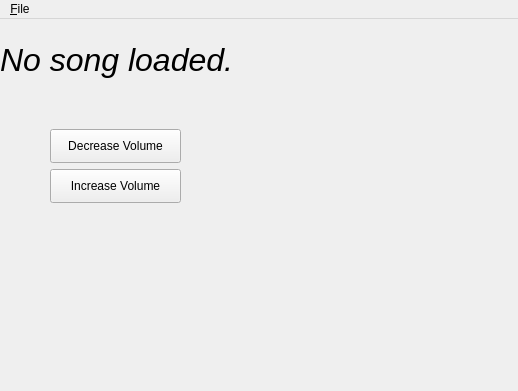
Above: src/ui/main_window.ui from mharrys/untzy before the change. Below: the same form after it.
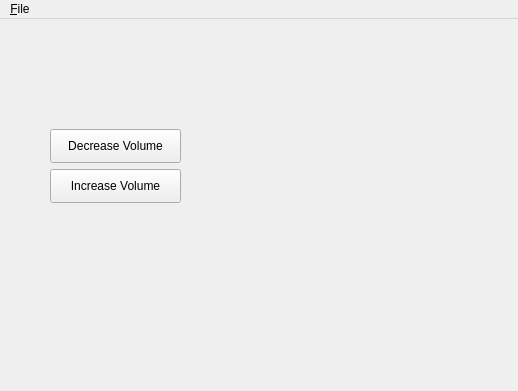
That is the form after the change.

Commit message: use window title for song name

```diff
--- a/src/ui/main_window.ui
+++ b/src/ui/main_window.ui
@@ -14,31 +14,6 @@
    <string>Untzy</string>
   </property>
   <widget class="QWidget" name="centralWidget">
-   <widget class="QLabel" name="songLabel">
-    <property name="geometry">
-     <rect>
-      <x>0</x>
-      <y>0</y>
-      <width>511</width>
-      <height>81</height>
-     </rect>
-    </property>
-    <property name="sizePolicy">
-     <sizepolicy hsizetype="Ignored" vsizetype="Ignored">
-      <horstretch>0</horstretch>
-      <verstretch>0</verstretch>
-     </sizepolicy>
-    </property>
-    <property name="font">
-     <font>
-      <pointsize>24</pointsize>
-      <italic>true</italic>
-     </font>
-    </property>
-    <property name="text">
-     <string>No song loaded.</string>
-    </property>
-   </widget>
    <widget class="QPushButton" name="dec_vol">
     <property name="geometry">
      <rect>
```
The commit also changes 1 other file.
